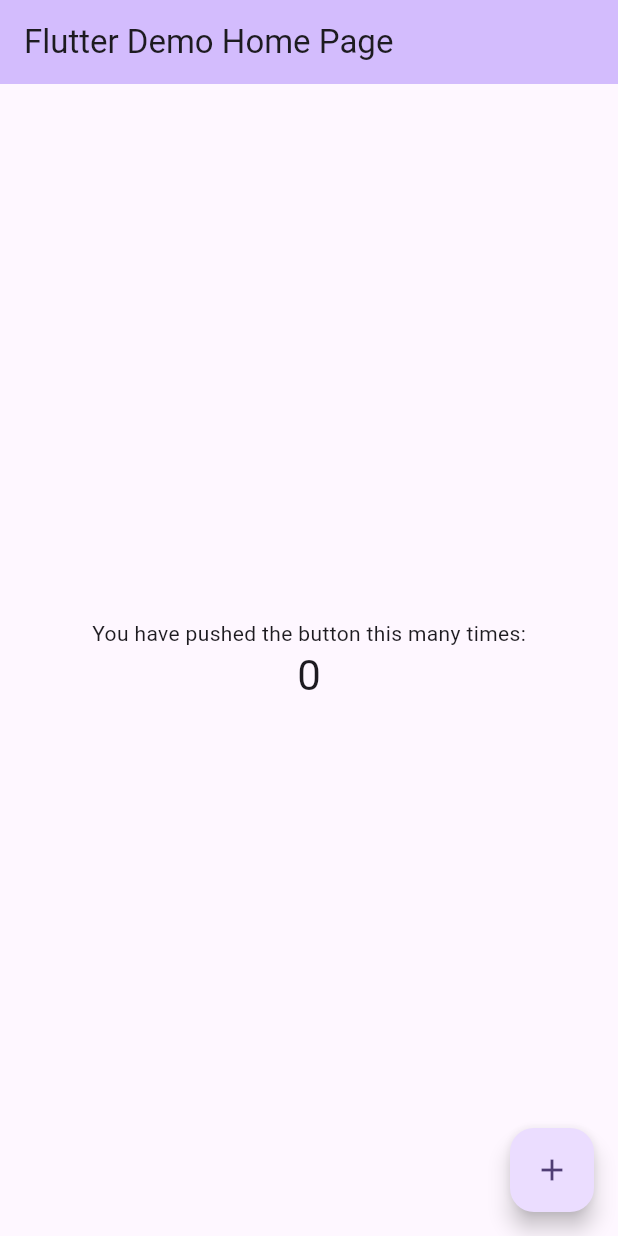
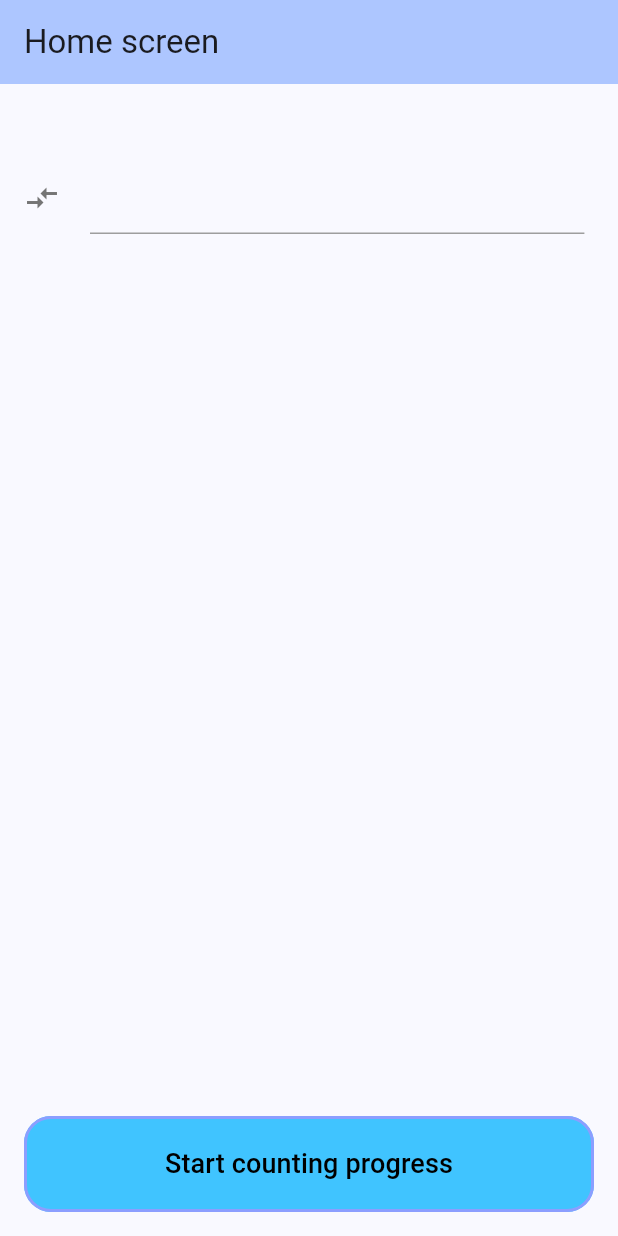
Before and after one commit to LikerHP/webspark-test-task, a Flutter app: the screen it shows after launch, on a phone screen of 412 x 824 dp. Run offline on Flutter 3.47's test engine with Material 3 defaults, Android fonts, the phone set to English and light mode, and no system bars.

Commit message:
added ui for the home screen and project architecture structure

```diff
--- a/lib/app/app.dart
+++ b/lib/app/app.dart
@@ -1,33 +1,25 @@
 import 'package:flutter/material.dart';
-import 'package:webspark_test_task/app/screens/home/home_screen.dart';
+import 'package:provider/provider.dart';
+import 'package:webspark_test_task/app/routing/route_constatnts.dart';
+import 'package:webspark_test_task/app/routing/routing.dart';
+import 'package:webspark_test_task/domain/routing/inavigation_util.dart';
+
+const String appTitle = 'Webspark Test Task';
 
 class MyApp extends StatelessWidget {
   const MyApp({super.key});
 
-  // This widget is the root of your application.
   @override
   Widget build(BuildContext context) {
     return MaterialApp(
-      title: 'Flutter Demo',
+      title: appTitle,
       theme: ThemeData(
-        // This is the theme of your application.
-        //
-        // TRY THIS: Try running your application with "flutter run". You'll see
-        // the application has a purple toolbar. Then, without quitting the app,
-        // try changing the seedColor in the colorScheme below to Colors.green
-        // and then invoke "hot reload" (save your changes or press the "hot
-        // reload" button in a Flutter-supported IDE, or press "r" if you used
-        // the command line to start the app).
-        //
-        // Notice that the counter didn't reset back to zero; the application
-        // state is not lost during the reload. To reset the state, use hot
-        // restart instead.
-        //
-        // This works for code too, not just values: Most code changes can be
-        // tested with just a hot reload.
-        colorScheme: ColorScheme.fromSeed(seedColor: Colors.deepPurple),
+        colorScheme: ColorScheme.fromSeed(seedColor: Colors.blueAccent),
       ),
-      home: const MyHomePage(title: 'Flutter Demo Home Page'),
+      initialRoute: routeHome,
+      onGenerateRoute:
+          (RouteSettings settings) => Routing.onGenerateRoute(settings),
+      navigatorKey: Provider.of<INavigationUtil>(context).navigatorKey,
     );
   }
 }
--- /dev/null
+++ b/lib/app/common/widgets/main_outlined_button.dart
@@ -0,0 +1,38 @@
+import 'package:flutter/material.dart';
+
+class MainOutlinedButton extends StatelessWidget {
+  const MainOutlinedButton({
+    required this.onPressed,
+    required this.buttonText,
+    super.key,
+  });
+
+  final String buttonText;
+  final VoidCallback onPressed;
+
+  @override
+  Widget build(BuildContext context) {
+    return OutlinedButton(
+      onPressed: onPressed,
+      style: ButtonStyle(
+        backgroundColor: WidgetStatePropertyAll(Colors.lightBlueAccent),
+        side: WidgetStatePropertyAll(
+          BorderSide(color: Colors.indigoAccent.shade100, width: 2),
+        ),
+        shape: WidgetStatePropertyAll(
+          RoundedRectangleBorder(borderRadius: BorderRadius.circular(18)),
+        ),
+        maximumSize: WidgetStatePropertyAll(
+          Size(MediaQuery.sizeOf(context).width, 64),
+        ),
+        minimumSize: WidgetStatePropertyAll(
+          Size(MediaQuery.sizeOf(context).width, 64),
+        ),
+      ),
+      child: Text(
+        buttonText,
+        style: TextStyle(color: Colors.black, fontSize: 18),
+      ),
+    );
+  }
+}
--- /dev/null
+++ b/lib/app/common/widgets/main_text_field.dart
@@ -0,0 +1,50 @@
+import 'package:flutter/material.dart';
+
+class MainTextField extends StatefulWidget {
+  const MainTextField({
+    required this.onUrlSubmitted,
+    required this.onUrlEntered,
+    super.key,
+  });
+
+  final Function(String?) onUrlEntered;
+  final Function(String?) onUrlSubmitted;
+
+  @override
+  State<MainTextField> createState() => _MainTextFieldState();
+}
+
+class _MainTextFieldState extends State<MainTextField> {
+  final TextEditingController textEditingController = TextEditingController();
+  final FocusNode focusNode = FocusNode();
+
+  @override
+  void dispose() {
+    textEditingController.dispose();
+    focusNode.dispose();
+    super.dispose();
+  }
+
+  @override
+  Widget build(BuildContext context) {
+    return TextField(
+      focusNode: focusNode,
+      controller: textEditingController,
+      onChanged: widget.onUrlEntered,
+      onSubmitted: widget.onUrlSubmitted,
+      onTapOutside: (PointerDownEvent event) => focusNode.unfocus(),
+      decoration: InputDecoration(
+        constraints: BoxConstraints(
+          maxWidth:  MediaQuery.sizeOf(context).width * 0.8,
+          maxHeight: 60,
+        ),
+        enabledBorder: UnderlineInputBorder(
+          borderSide: BorderSide(color: Colors.grey.shade500),
+        ),
+        focusedBorder: UnderlineInputBorder(
+          borderSide: BorderSide(color: Colors.grey.shade500),
+        ),
+      ),
+    );
+  }
+}
--- /dev/null
+++ b/lib/app/routing/route_constatnts.dart
@@ -0,0 +1 @@
+const String routeHome = 'home';
--- a/lib/app/screens/home/home_screen.dart
+++ b/lib/app/screens/home/home_screen.dart
@@ -1,88 +1,40 @@
+import 'package:flutter/material.dart';
+import 'package:webspark_test_task/app/common/widgets/main_outlined_button.dart';
+import 'package:webspark_test_task/app/screens/home/home_view_model.dart';
+import 'package:webspark_test_task/app/screens/home/widgets/text_filed_with_error_message.dart';
 
-import 'package:flutter/material.dart';
+const String _screenTitle = 'Home screen';
+const String _buttonTitle = 'Start counting progress';
 
-class MyHomePage extends StatefulWidget {
-  const MyHomePage({super.key, required this.title});
+class HomeScreen extends StatelessWidget {
+  const HomeScreen({required this.viewModel, super.key});
 
-  // This widget is the home page of your application. It is stateful, meaning
-  // that it has a State object (defined below) that contains fields that affect
-  // how it looks.
-
-  // This class is the configuration for the state. It holds the values (in this
-  // case the title) provided by the parent (in this case the App widget) and
-  // used by the build method of the State. Fields in a Widget subclass are
-  // always marked "final".
-
-  final String title;
-
-  @override
-  State<MyHomePage> createState() => _MyHomePageState();
-}
-
-class _MyHomePageState extends State<MyHomePage> {
-  int _counter = 0;
-
-  void _incrementCounter() {
-    setState(() {
-      // This call to setState tells the Flutter framework that something has
-      // changed in this State, which causes it to rerun the build method below
-      // so that the display can reflect the updated values. If we changed
-      // _counter without calling setState(), then the build method would not be
-      // called again, and so nothing would appear to happen.
-      _counter++;
-    });
-  }
+  final HomeViewModel viewModel;
 
   @override
   Widget build(BuildContext context) {
-    // This method is rerun every time setState is called, for instance as done
-    // by the _incrementCounter method above.
-    //
-    // The Flutter framework has been optimized to make rerunning build methods
-    // fast, so that you can just rebuild anything that needs updating rather
-    // than having to individually change instances of widgets.
     return Scaffold(
       appBar: AppBar(
-        // TRY THIS: Try changing the color here to a specific color (to
-        // Colors.amber, perhaps?) and trigger a hot reload to see the AppBar
-        // change color while the other colors stay the same.
         backgroundColor: Theme.of(context).colorScheme.inversePrimary,
-        // Here we take the value from the MyHomePage object that was created by
-        // the App.build method, and use it to set our appbar title.
-        title: Text(widget.title),
+        title: Text(_screenTitle),
       ),
-      body: Center(
-        // Center is a layout widget. It takes a single child and positions it
-        // in the middle of the parent.
+      body: Padding(
+        padding: const EdgeInsetsDirectional.symmetric(
+          horizontal: 16,
+          vertical: 16,
+        ),
         child: Column(
-          // Column is also a layout widget. It takes a list of children and
-          // arranges them vertically. By default, it sizes itself to fit its
-          // children horizontally, and tries to be as tall as its parent.
-          //
-          // Column has various properties to control how it sizes itself and
-          // how it positions its children. Here we use mainAxisAlignment to
-          // center the children vertically; the main axis here is the vertical
-          // axis because Columns are vertical (the cross axis would be
-          // horizontal).
-          //
-          // TRY THIS: Invoke "debug painting" (choose the "Toggle Debug Paint"
-          // action in the IDE, or press "p" in the console), to see the
-          // wireframe for each widget.
-          mainAxisAlignment: MainAxisAlignment.center,
-          children: <Widget>[
-            const Text('You have pushed the button this many times:'),
-            Text(
-              '$_counter',
-              style: Theme.of(context).textTheme.headlineMedium,
+          children: [
+            TextFieldWithErrorMessage(
+              onUrlEntered: viewModel.onUrlEntered,
+              onUrlSubmitted: viewModel.onUrlSubmitted,
+              shouldShowErrorMessage: viewModel.shouldShowErrorMessage,
             ),
+            const Spacer(),
+            MainOutlinedButton(onPressed: () {}, buttonText: _buttonTitle),
           ],
         ),
       ),
-      floatingActionButton: FloatingActionButton(
-        onPressed: _incrementCounter,
-        tooltip: 'Increment',
-        child: const Icon(Icons.add),
-      ), // This trailing comma makes auto-formatting nicer for build methods.
     );
   }
 }
--- /dev/null
+++ b/lib/app/screens/home/home_view_model.dart
@@ -0,0 +1,40 @@
+import 'package:flutter/cupertino.dart';
+import 'package:webspark_test_task/domain/routing/inavigation_util.dart';
+
+class HomeViewModel extends ChangeNotifier {
+  HomeViewModel({required INavigationUtil navigationUtil})
+    : _navigationUtil = navigationUtil;
+
+  final INavigationUtil _navigationUtil;
+
+  String _url = '';
+  bool shouldShowErrorMessage = false;
+
+  void onUrlEntered(String? url) {
+    if ((url == null || url.isEmpty) && shouldShowErrorMessage) {
+      shouldShowErrorMessage = false;
+      updateUI();
+    }
+  }
+
+  void onUrlSubmitted(String? enteredUrl) {
+    if (enteredUrl == null || enteredUrl.isEmpty) {
+      return;
+    }
+    _validateUrl(enteredUrl);
+  }
+
+  void _validateUrl(String url) {
+    if (url.startsWith('https://flutter.webspark.dev')) {
+      url = url;
+      shouldShowErrorMessage = false;
+    } else {
+      shouldShowErrorMessage = true;
+    }
+    updateUI();
+  }
+
+  void updateUI() {
+    notifyListeners();
+  }
+}
--- /dev/null
+++ b/lib/app/screens/home/widgets/text_filed_with_error_message.dart
@@ -0,0 +1,45 @@
+import 'package:flutter/material.dart';
+import 'package:webspark_test_task/app/common/widgets/main_text_field.dart';
+
+const String _errorMessage = 'Set the valid base URL in order to continue';
+
+class TextFieldWithErrorMessage extends StatelessWidget {
+  const TextFieldWithErrorMessage({
+    required this.onUrlEntered,
+    required this.onUrlSubmitted,
+    required this.shouldShowErrorMessage,
+    super.key,
+  });
+
+  final bool shouldShowErrorMessage;
+  final Function(String?) onUrlEntered;
+  final Function(String?) onUrlSubmitted;
+
+  @override
+  Widget build(BuildContext context) {
+    return Column(
+      crossAxisAlignment: CrossAxisAlignment.start,
+      spacing: 10,
+      children: [
+        shouldShowErrorMessage
+          ? Text(
+            _errorMessage,
+            maxLines: 2,
+            style: TextStyle(fontSize: 18, color: Colors.black),
+          )
+        : const SizedBox(height: 26,),
+        Row(
+          spacing: 20,
+          mainAxisAlignment: MainAxisAlignment.start,
+          children: [
+            Icon(Icons.compare_arrows_outlined, color: Colors.grey.shade600),
+            MainTextField(
+              onUrlEntered: onUrlEntered,
+              onUrlSubmitted: onUrlSubmitted,
+            ),
+          ],
+        ),
+      ],
+    );
+  }
+}
--- /dev/null
+++ b/lib/domain/routing/inavigation_util.dart
@@ -0,0 +1,17 @@
+import 'package:flutter/material.dart';
+
+abstract class INavigationUtil {
+  GlobalKey<NavigatorState> get navigatorKey;
+
+  bool get canPop;
+
+  Future<dynamic> navigateTo<T extends Object?>(
+    String routeName, {
+    bool allowBackNavigation = true,
+    dynamic data,
+  });
+
+  void navigateBack({data});
+
+  void navigateBackUntilNamed(String named);
+}
--- a/pubspec.yaml
+++ b/pubspec.yaml
@@ -34,6 +34,7 @@ dependencies:
   # The following adds the Cupertino Icons font to your application.
   # Use with the CupertinoIcons class for iOS style icons.
   cupertino_icons: ^1.0.8
+  provider: ^6.1.2
 
 dev_dependencies:
   flutter_test:
```
Also changed, not shown: lib/app/routing/navigation_util.dart (added, +49 -0 lines), lib/app/routing/routing.dart (added, +32 -0 lines), lib/app/screens/home/home_factory.dart (added, +22 -0 lines), lib/main.dart (+12 -1 lines), lib/data/grid_point.dart (added), pubspec.lock.
